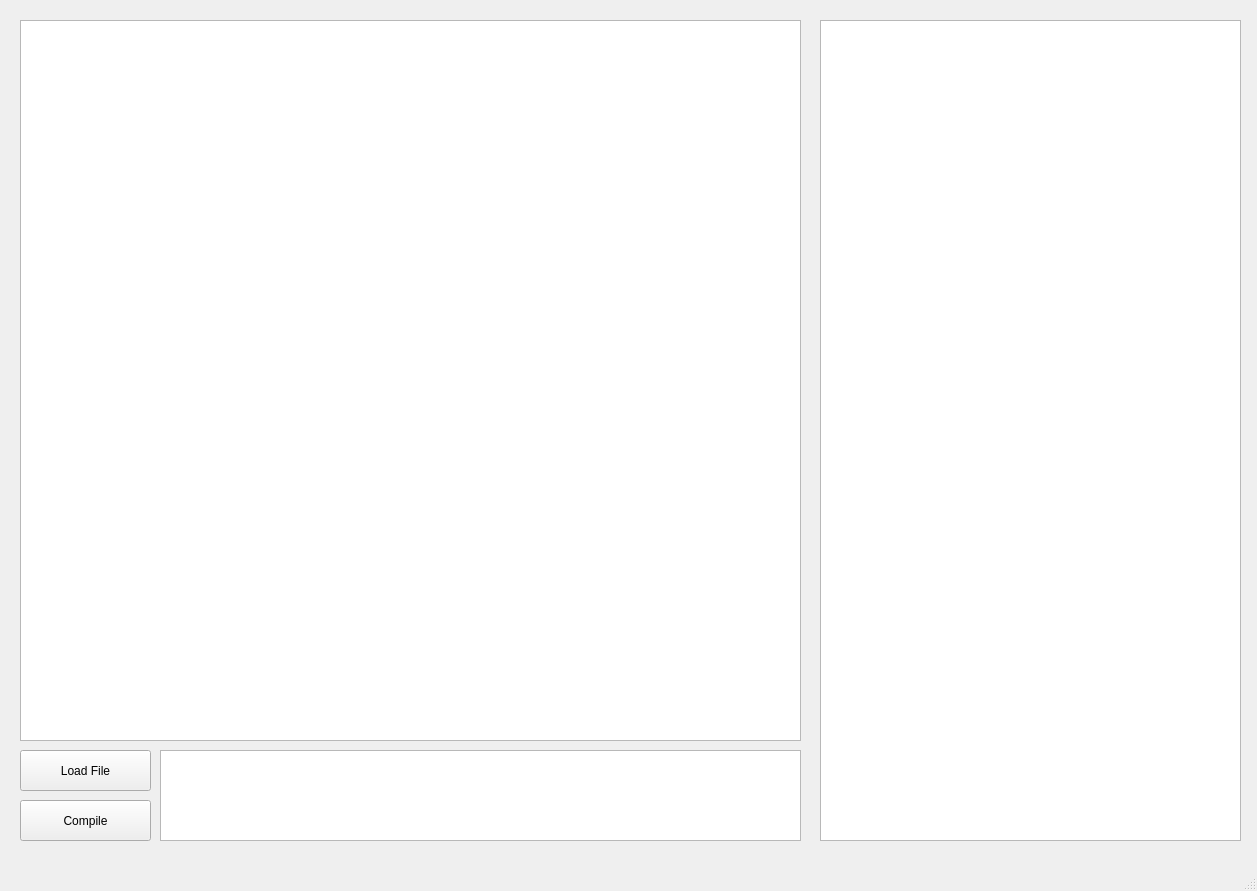
Above: graphics/main_window.ui from Thorns-H/lexi_view before the change. Below: the same form after it.
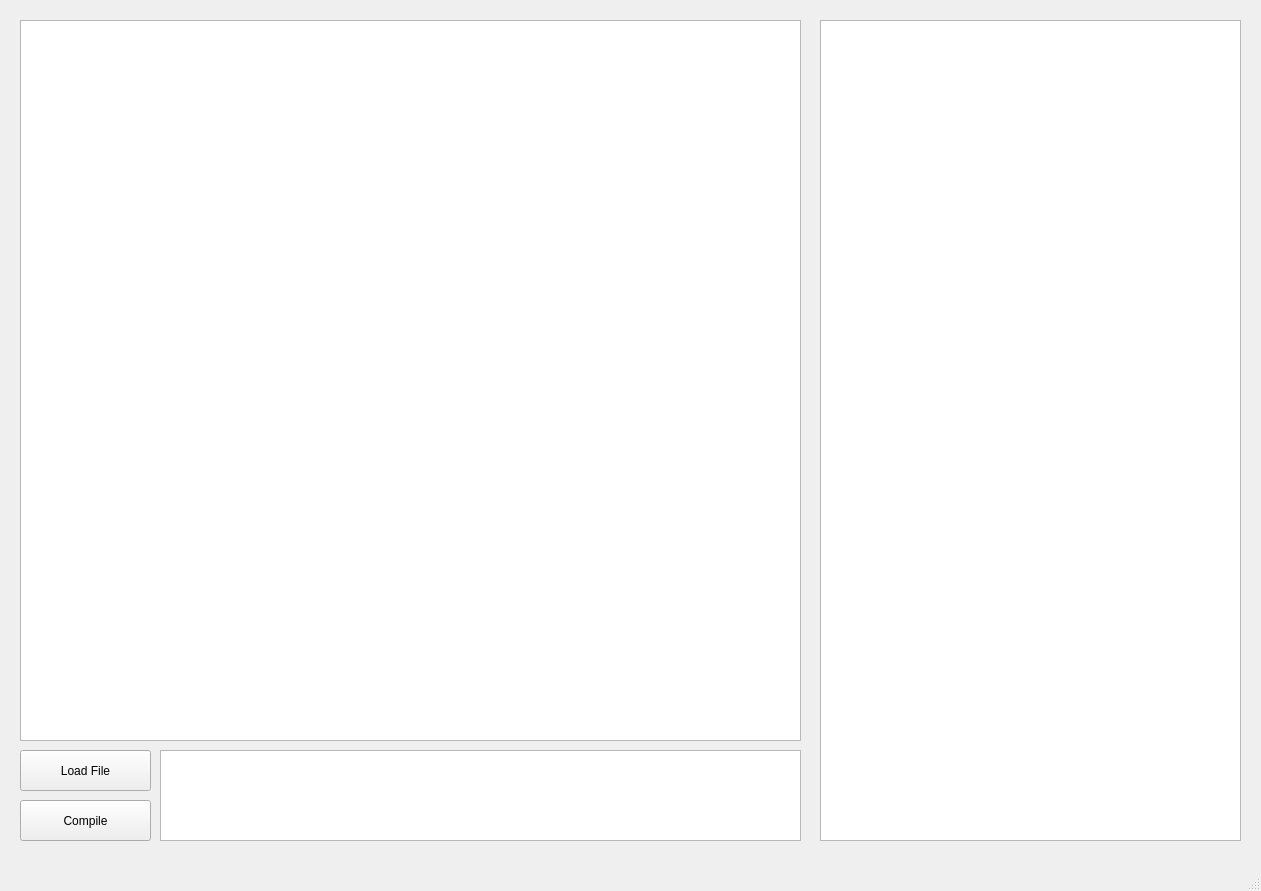
That is the form after the change.

Commit message: Fixed punctuation tokens detection & change fonts

```diff
--- a/graphics/main_window.ui
+++ b/graphics/main_window.ui
@@ -6,7 +6,7 @@
    <rect>
     <x>0</x>
     <y>0</y>
-    <width>1257</width>
+    <width>1261</width>
     <height>891</height>
    </rect>
   </property>
```
Left out of the diff: 20 changed lines with no effect on the pictures. The commit also changes 2 other files.
